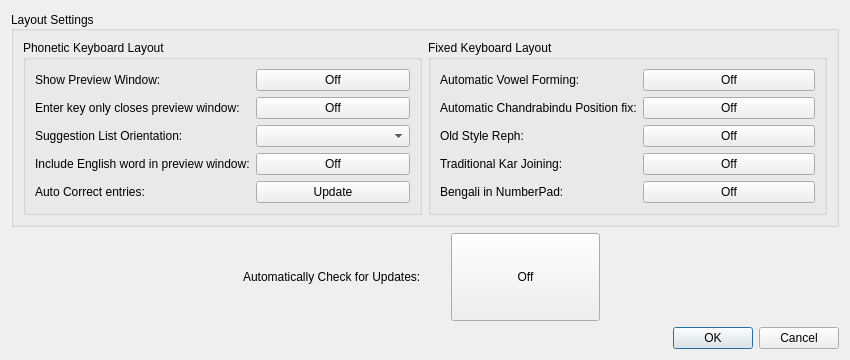
Above: src/frontend/SettingsDialog.ui from OpenBangla/OpenBangla-Keyboard before the change. Below: the same form after it.
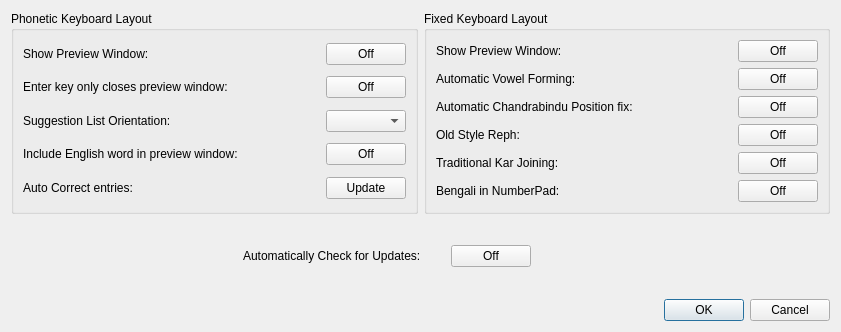
That is the form after the change.

Commit message:
Update Settings Dialog (#154)
Added the option for showing preview window in Fixed method settings list.
Updated the layout of the dialog.

Diff of the .ui file:
```diff
--- a/src/frontend/SettingsDialog.ui
+++ b/src/frontend/SettingsDialog.ui
@@ -6,8 +6,8 @@
    <rect>
     <x>0</x>
     <y>0</y>
-    <width>850</width>
-    <height>360</height>
+    <width>841</width>
+    <height>332</height>
    </rect>
   </property>
   <property name="sizePolicy">
@@ -20,23 +20,7 @@
    <string>Settings</string>
   </property>
   <layout class="QVBoxLayout" name="verticalLayout">
-   <property name="sizeConstraint">
-    <enum>QLayout::SetNoConstraint</enum>
-   </property>
    <item>
-    <widget class="QGroupBox" name="groupBox">
-     <property name="sizePolicy">
-      <sizepolicy hsizetype="Expanding" vsizetype="Expanding">
-       <horstretch>0</horstretch>
-       <verstretch>0</verstretch>
-      </sizepolicy>
-     </property>
-     <property name="title">
-      <string>Layout Settings</string>
-     </property>
-     <property name="alignment">
-      <set>Qt::AlignLeading|Qt::AlignLeft|Qt::AlignVCenter</set>
-     </property>
      <layout class="QHBoxLayout" name="horizontalLayout">
       <item>
        <widget class="QGroupBox" name="PhoneticLayout">
@@ -53,8 +37,8 @@
          <property name="sizeConstraint">
           <enum>QLayout::SetDefaultConstraint</enum>
          </property>
-         <item row="4" column="0">
-          <widget class="QLabel" name="label_5">
+        <item row="5" column="0">
+         <widget class="QLabel" name="label_11">
            <property name="sizePolicy">
             <sizepolicy hsizetype="Expanding" vsizetype="Expanding">
              <horstretch>0</horstretch>
@@ -62,52 +46,7 @@
             </sizepolicy>
            </property>
            <property name="text">
-            <string>&lt;html&gt;&lt;head/&gt;&lt;body&gt;&lt;p&gt;Include English word in preview window:&lt;/p&gt;&lt;/body&gt;&lt;/html&gt;</string>
-           </property>
-           <property name="alignment">
-            <set>Qt::AlignLeading|Qt::AlignLeft|Qt::AlignVCenter</set>
-           </property>
-          </widget>
-         </item>
-         <item row="3" column="1">
-          <widget class="QComboBox" name="cmbOrientation">
-           <property name="sizePolicy">
-            <sizepolicy hsizetype="Expanding" vsizetype="Expanding">
-             <horstretch>0</horstretch>
-             <verstretch>0</verstretch>
-            </sizepolicy>
-           </property>
-           <property name="sizeAdjustPolicy">
-            <enum>QComboBox::AdjustToContentsOnFirstShow</enum>
-           </property>
-          </widget>
-         </item>
-         <item row="3" column="0">
-          <widget class="QLabel" name="label_3">
-           <property name="sizePolicy">
-            <sizepolicy hsizetype="Expanding" vsizetype="Expanding">
-             <horstretch>0</horstretch>
-             <verstretch>0</verstretch>
-            </sizepolicy>
-           </property>
-           <property name="text">
-            <string>Suggestion List Orientation:</string>
-           </property>
-           <property name="alignment">
-            <set>Qt::AlignLeading|Qt::AlignLeft|Qt::AlignVCenter</set>
-           </property>
-          </widget>
-         </item>
-         <item row="1" column="0">
-          <widget class="QLabel" name="label">
-           <property name="sizePolicy">
-            <sizepolicy hsizetype="Expanding" vsizetype="Expanding">
-             <horstretch>0</horstretch>
-             <verstretch>0</verstretch>
-            </sizepolicy>
-           </property>
-           <property name="text">
-            <string>&lt;html&gt;&lt;head/&gt;&lt;body&gt;&lt;p&gt;Enter key only closes preview window:&lt;/p&gt;&lt;/body&gt;&lt;/html&gt;</string>
+           <string>Auto Correct entries:</string>
            </property>
            <property name="alignment">
             <set>Qt::AlignLeading|Qt::AlignLeft|Qt::AlignVCenter</set>
@@ -117,7 +56,7 @@
          <item row="5" column="1">
           <widget class="QPushButton" name="btnACUpdate">
            <property name="sizePolicy">
-            <sizepolicy hsizetype="Expanding" vsizetype="Fixed">
+           <sizepolicy hsizetype="Minimum" vsizetype="Fixed">
              <horstretch>0</horstretch>
              <verstretch>0</verstretch>
             </sizepolicy>
@@ -130,26 +69,10 @@
            </property>
           </widget>
          </item>
-         <item row="5" column="0">
-          <widget class="QLabel" name="label_11">
+        <item row="4" column="1">
+         <widget class="QPushButton" name="btnIncludeEnglishPrevWin">
            <property name="sizePolicy">
-            <sizepolicy hsizetype="Expanding" vsizetype="Expanding">
-             <horstretch>0</horstretch>
-             <verstretch>0</verstretch>
-            </sizepolicy>
-           </property>
-           <property name="text">
-            <string>Auto Correct entries:</string>
-           </property>
-           <property name="alignment">
-            <set>Qt::AlignLeading|Qt::AlignLeft|Qt::AlignVCenter</set>
-           </property>
-          </widget>
-         </item>
-         <item row="1" column="1">
-          <widget class="QPushButton" name="btnClosePrevWin">
-           <property name="sizePolicy">
-            <sizepolicy hsizetype="Expanding" vsizetype="Fixed">
+           <sizepolicy hsizetype="Minimum" vsizetype="Fixed">
              <horstretch>0</horstretch>
              <verstretch>0</verstretch>
             </sizepolicy>
@@ -178,10 +101,87 @@
            </property>
           </widget>
          </item>
+        <item row="1" column="0">
+         <widget class="QLabel" name="label">
+          <property name="sizePolicy">
+           <sizepolicy hsizetype="Expanding" vsizetype="Expanding">
+            <horstretch>0</horstretch>
+            <verstretch>0</verstretch>
+           </sizepolicy>
+          </property>
+          <property name="text">
+           <string>&lt;html&gt;&lt;head/&gt;&lt;body&gt;&lt;p&gt;Enter key only closes preview window:&lt;/p&gt;&lt;/body&gt;&lt;/html&gt;</string>
+          </property>
+          <property name="alignment">
+           <set>Qt::AlignLeading|Qt::AlignLeft|Qt::AlignVCenter</set>
+          </property>
+         </widget>
+        </item>
+        <item row="1" column="1">
+         <widget class="QPushButton" name="btnClosePrevWin">
+          <property name="sizePolicy">
+           <sizepolicy hsizetype="Minimum" vsizetype="Fixed">
+            <horstretch>0</horstretch>
+            <verstretch>0</verstretch>
+           </sizepolicy>
+          </property>
+          <property name="text">
+           <string>Off</string>
+          </property>
+          <property name="checkable">
+           <bool>true</bool>
+          </property>
+         </widget>
+        </item>
+        <item row="3" column="0">
+         <widget class="QLabel" name="label_3">
+          <property name="sizePolicy">
+           <sizepolicy hsizetype="Expanding" vsizetype="Expanding">
+            <horstretch>0</horstretch>
+            <verstretch>0</verstretch>
+           </sizepolicy>
+          </property>
+          <property name="text">
+           <string>Suggestion List Orientation:</string>
+          </property>
+          <property name="alignment">
+           <set>Qt::AlignLeading|Qt::AlignLeft|Qt::AlignVCenter</set>
+          </property>
+         </widget>
+        </item>
+        <item row="3" column="1">
+         <widget class="QComboBox" name="cmbOrientation">
+          <property name="sizePolicy">
+           <sizepolicy hsizetype="Minimum" vsizetype="Fixed">
+            <horstretch>0</horstretch>
+            <verstretch>0</verstretch>
+           </sizepolicy>
+          </property>
+          <property name="sizeAdjustPolicy">
+           <enum>QComboBox::AdjustToContentsOnFirstShow</enum>
+          </property>
+         </widget>
+        </item>
+        <item row="4" column="0">
+         <widget class="QLabel" name="label_5">
+          <property name="sizePolicy">
+           <sizepolicy hsizetype="Expanding" vsizetype="Expanding">
+            <horstretch>0</horstretch>
+            <verstretch>0</verstretch>
+           </sizepolicy>
+          </property>
+          <property name="text">
+           <string>&lt;html&gt;&lt;head/&gt;&lt;body&gt;&lt;p&gt;Include English word in preview window:&lt;/p&gt;&lt;/body&gt;&lt;/html&gt;</string>
+          </property>
+          <property name="alignment">
+           <set>Qt::AlignLeading|Qt::AlignLeft|Qt::AlignVCenter</set>
+          </property>
+         </widget>
+        </item>
          <item row="0" column="1">
           <widget class="QPushButton" name="btnShowPrevWin">
            <property name="sizePolicy">
-            <sizepolicy hsizetype="Expanding" vsizetype="Fixed">
+           <sizepolicy hsizetype="Minimum" vsizetype="Fixed">
              <horstretch>0</horstretch>
              <verstretch>0</verstretch>
             </sizepolicy>
@@ -194,16 +194,6 @@
            </property>
           </widget>
          </item>
-         <item row="4" column="1">
-          <widget class="QPushButton" name="btnIncludeEnglishPrevWin">
-           <property name="text">
-            <string>Off</string>
-           </property>
-           <property name="checkable">
-            <bool>true</bool>
-           </property>
-          </widget>
-         </item>
         </layout>
        </widget>
       </item>
@@ -219,7 +209,7 @@
          <string>Fixed Keyboard Layout</string>
         </property>
         <layout class="QGridLayout" name="gridLayout_2">
-         <item row="0" column="0">
+        <item row="1" column="0">
           <widget class="QLabel" name="label_6">
            <property name="sizePolicy">
             <sizepolicy hsizetype="Expanding" vsizetype="Expanding">
@@ -232,24 +222,8 @@
            </property>
           </widget>
          </item>
-         <item row="0" column="1">
-          <widget class="QPushButton" name="btnAutoVowel">
-           <property name="sizePolicy">
-            <sizepolicy hsizetype="Expanding" vsizetype="Fixed">
-             <horstretch>0</horstretch>
-             <verstretch>0</verstretch>
-            </sizepolicy>
-           </property>
-           <property name="text">
-            <string>Off</string>
-           </property>
-           <property name="checkable">
-            <bool>true</bool>
-           </property>
-          </widget>
-         </item>
-         <item row="1" column="0">
-          <widget class="QLabel" name="label_7">
+        <item row="4" column="0">
+         <widget class="QLabel" name="label_9">
            <property name="sizePolicy">
             <sizepolicy hsizetype="Expanding" vsizetype="Expanding">
              <horstretch>0</horstretch>
@@ -257,14 +231,14 @@
             </sizepolicy>
            </property>
            <property name="text">
-            <string>Automatic Chandrabindu Position fix:</string>
+           <string>Traditional Kar Joining:</string>
            </property>
           </widget>
          </item>
-         <item row="1" column="1">
+        <item row="2" column="1">
           <widget class="QPushButton" name="btnAutoChandra">
            <property name="sizePolicy">
-            <sizepolicy hsizetype="Expanding" vsizetype="Minimum">
+           <sizepolicy hsizetype="Minimum" vsizetype="Fixed">
              <horstretch>0</horstretch>
              <verstretch>0</verstretch>
             </sizepolicy>
@@ -278,7 +252,7 @@
           </widget>
          </item>
          <item row="2" column="0">
-          <widget class="QLabel" name="label_8">
+         <widget class="QLabel" name="label_7">
            <property name="sizePolicy">
             <sizepolicy hsizetype="Expanding" vsizetype="Expanding">
              <horstretch>0</horstretch>
@@ -286,14 +260,14 @@
             </sizepolicy>
            </property>
            <property name="text">
-            <string>Old Style Reph:</string>
+           <string>Automatic Chandrabindu Position fix:</string>
            </property>
           </widget>
          </item>
-         <item row="2" column="1">
+        <item row="3" column="1">
           <widget class="QPushButton" name="btnOldReph">
            <property name="sizePolicy">
-            <sizepolicy hsizetype="Expanding" vsizetype="Fixed">
+           <sizepolicy hsizetype="Minimum" vsizetype="Fixed">
              <horstretch>0</horstretch>
              <verstretch>0</verstretch>
             </sizepolicy>
@@ -306,28 +280,15 @@
            </property>
           </widget>
          </item>
-         <item row="3" column="0">
-          <widget class="QLabel" name="label_9">
+        <item row="5" column="1">
+         <widget class="QPushButton" name="btnNumberpad">
            <property name="sizePolicy">
-            <sizepolicy hsizetype="Expanding" vsizetype="Expanding">
+           <sizepolicy hsizetype="Minimum" vsizetype="Fixed">
              <horstretch>0</horstretch>
              <verstretch>0</verstretch>
             </sizepolicy>
            </property>
            <property name="text">
-            <string>Traditional Kar Joining:</string>
-           </property>
-          </widget>
-         </item>
-         <item row="3" column="1">
-          <widget class="QPushButton" name="btnKarJoining">
-           <property name="sizePolicy">
-            <sizepolicy hsizetype="Expanding" vsizetype="Fixed">
-             <horstretch>0</horstretch>
-             <verstretch>0</verstretch>
-            </sizepolicy>
-           </property>
-           <property name="text">
             <string>Off</string>
            </property>
            <property name="checkable">
@@ -335,7 +296,7 @@
            </property>
           </widget>
          </item>
-         <item row="4" column="0">
+        <item row="5" column="0">
           <widget class="QLabel" name="label_10">
            <property name="sizePolicy">
             <sizepolicy hsizetype="Expanding" vsizetype="Expanding">
@@ -348,10 +309,39 @@
            </property>
           </widget>
          </item>
+        <item row="1" column="1">
+         <widget class="QPushButton" name="btnAutoVowel">
+          <property name="sizePolicy">
+           <sizepolicy hsizetype="Minimum" vsizetype="Fixed">
+            <horstretch>0</horstretch>
+            <verstretch>0</verstretch>
+           </sizepolicy>
+          </property>
+          <property name="text">
+           <string>Off</string>
+          </property>
+          <property name="checkable">
+           <bool>true</bool>
+          </property>
+         </widget>
+        </item>
+        <item row="3" column="0">
+         <widget class="QLabel" name="label_8">
+          <property name="sizePolicy">
+           <sizepolicy hsizetype="Expanding" vsizetype="Expanding">
+            <horstretch>0</horstretch>
+            <verstretch>0</verstretch>
+           </sizepolicy>
+          </property>
+          <property name="text">
+           <string>Old Style Reph:</string>
+          </property>
+         </widget>
+        </item>
          <item row="4" column="1">
-          <widget class="QPushButton" name="btnNumberpad">
+         <widget class="QPushButton" name="btnKarJoining">
            <property name="sizePolicy">
-            <sizepolicy hsizetype="Expanding" vsizetype="Fixed">
+           <sizepolicy hsizetype="Minimum" vsizetype="Fixed">
              <horstretch>0</horstretch>
              <verstretch>0</verstretch>
             </sizepolicy>
@@ -364,11 +354,33 @@
            </property>
           </widget>
          </item>
-        </layout>
-       </widget>
-      </item>
-     </layout>
-    </widget>
+        <item row="0" column="0">
+         <widget class="QLabel" name="label_12">
+          <property name="text">
+           <string>Show Preview Window:</string>
+          </property>
+         </widget>
+        </item>
+        <item row="0" column="1">
+         <widget class="QPushButton" name="btnShowPrevWinFixed">
+          <property name="sizePolicy">
+           <sizepolicy hsizetype="Minimum" vsizetype="Fixed">
+            <horstretch>0</horstretch>
+            <verstretch>0</verstretch>
+           </sizepolicy>
+          </property>
+          <property name="text">
+           <string>Off</string>
+          </property>
+          <property name="checkable">
+           <bool>true</bool>
+          </property>
+         </widget>
+        </item>
+       </layout>
+      </widget>
+     </item>
+    </layout>
    </item>
    <item>
     <layout class="QHBoxLayout" name="horizontalLayout_2">
@@ -418,7 +430,7 @@
        <item row="0" column="1">
         <widget class="QPushButton" name="btnCheckUpdate">
          <property name="sizePolicy">
-          <sizepolicy hsizetype="Expanding" vsizetype="Expanding">
+          <sizepolicy hsizetype="Fixed" vsizetype="Fixed">
            <horstretch>0</horstretch>
            <verstretch>0</verstretch>
           </sizepolicy>
```
Lines whose indentation alone changed are shown as unchanged. The commit also changes 4 other files.
